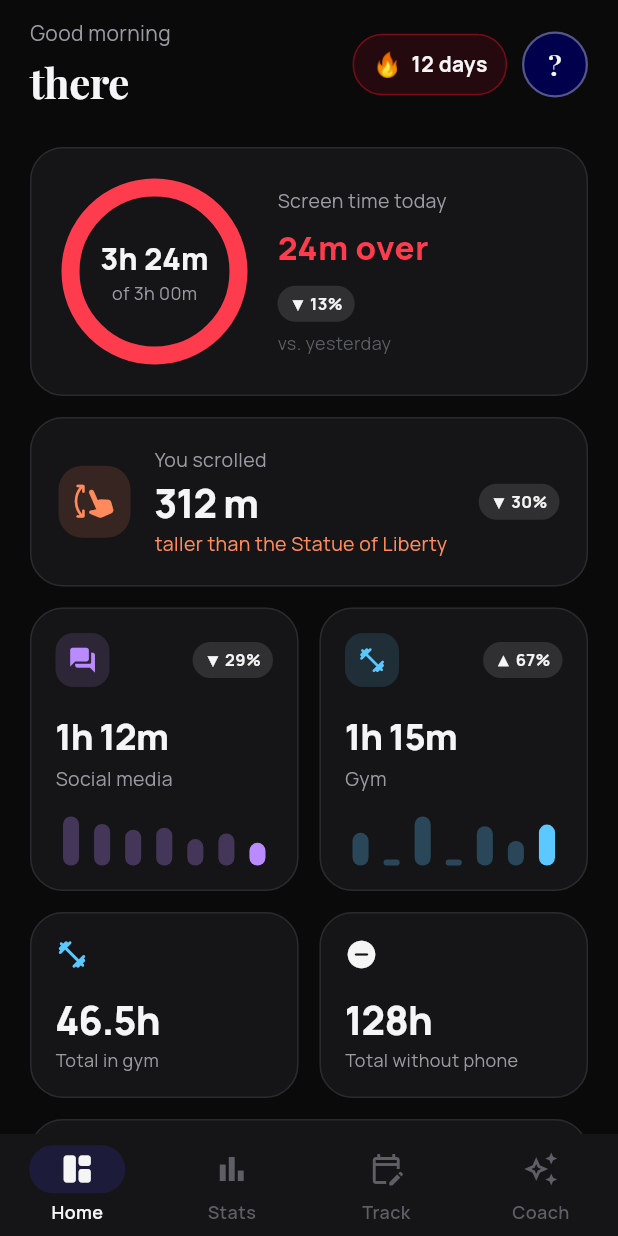
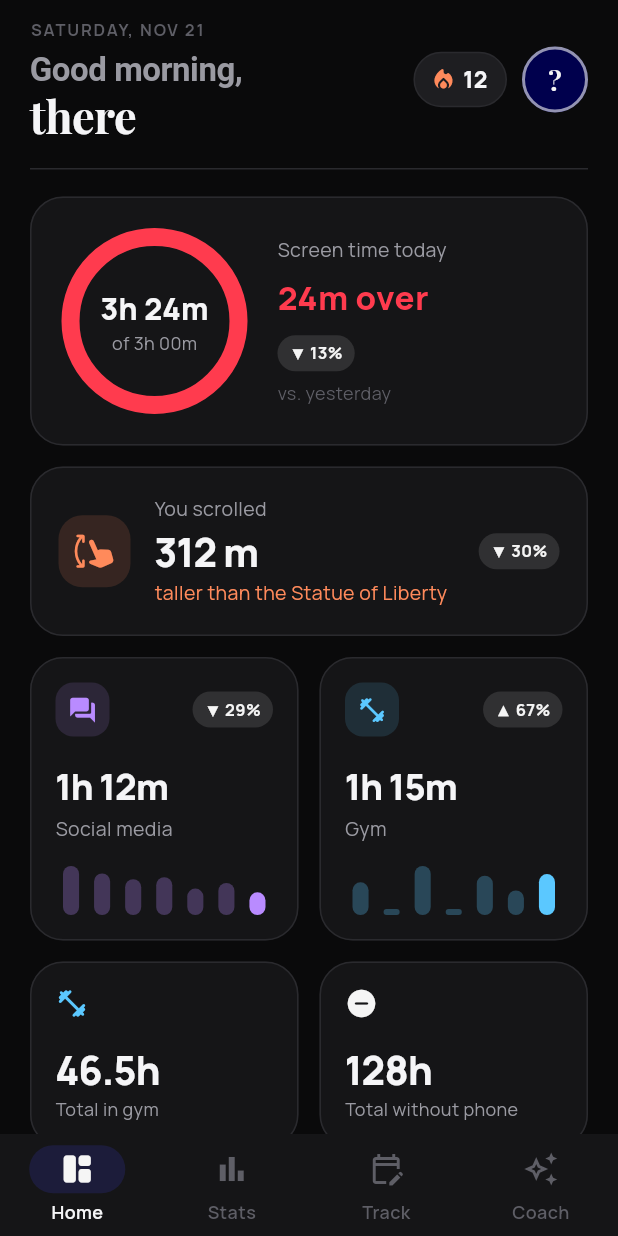
Before and after one commit to Mnaffeti/Athar-AI, a Flutter app: the MainShell screen opened directly with empty values, on a phone screen of 412 x 824 dp. Run offline on Flutter 3.47's test engine with Material 3 defaults, Android fonts, the phone set to English and light mode, and no system bars; our stand-ins replace flutter_local_notifications, shared_preferences, timezone; accounts and stored records are empty.

Commit message:
Redesign home header with date and two-line greeting
Co-Authored-By: Claude Opus 5.5 <noreply@anthropic.com>

```diff
--- a/lib/screens/home/home_screen.dart
+++ b/lib/screens/home/home_screen.dart
@@ -30,7 +30,9 @@ class HomeScreen extends StatelessWidget {
         padding: const EdgeInsets.fromLTRB(20, 12, 20, 32),
         children: [
           _Header(profile: profile, onOpenProfile: onOpenProfile),
-          const SizedBox(height: 24),
+          const SizedBox(height: 18),
+          const Divider(height: 1, color: AppColors.border),
+          const SizedBox(height: 18),
           _ScreenTimeHero(tracking: tracking),
           const SizedBox(height: 14),
           _ScrollCard(tracking: tracking),
@@ -69,30 +71,62 @@ class _Header extends StatelessWidget {
   final OnboardingAnswers profile;
   final VoidCallback onOpenProfile;
 
+  static const _days = [
+    'Monday', 'Tuesday', 'Wednesday', 'Thursday', 'Friday', 'Saturday', //
+    'Sunday',
+  ];
+  static const _months = [
+    'Jan', 'Feb', 'Mar', 'Apr', 'May', 'Jun', //
+    'Jul', 'Aug', 'Sep', 'Oct', 'Nov', 'Dec',
+  ];
+
   @override
   Widget build(BuildContext context) {
-    final hour = DateTime.now().hour;
-    final greeting = hour < 12
+    final now = DateTime.now();
+    final greeting = now.hour < 12
         ? 'Good morning'
-        : hour < 18
+        : now.hour < 18
         ? 'Good afternoon'
         : 'Good evening';
+    final date =
+        '${_days[now.weekday - 1]}, ${_months[now.month - 1]} ${now.day}';
     return Row(
+      crossAxisAlignment: CrossAxisAlignment.center,
       children: [
         Expanded(
           child: Column(
             crossAxisAlignment: CrossAxisAlignment.start,
             children: [
               Text(
-                greeting,
-                style: const TextStyle(color: AppColors.textSecondary),
+                date.toUpperCase(),
+                style: const TextStyle(
+                  color: AppColors.textMuted,
+                  fontSize: 11,
+                  fontWeight: FontWeight.w700,
+                  letterSpacing: 1.2,
                 ),
-              const SizedBox(height: 2),
-              Text(
-                profile.name ?? 'there',
+              ),
+              const SizedBox(height: 6),
+              Text.rich(
+                TextSpan(
+                  children: [
+                    TextSpan(
+                      text: '$greeting,\n',
+                      style: const TextStyle(
+                        color: AppColors.textSecondary,
+                        fontSize: 22,
+                        fontWeight: FontWeight.w600,
+                      ),
+                    ),
+                    TextSpan(text: profile.name ?? 'there'),
+                  ],
+                ),
+                maxLines: 2,
+                overflow: TextOverflow.ellipsis,
                 style: const TextStyle(
                   fontFamily: AppFonts.display,
-                  fontSize: 28,
+                  fontSize: 30,
+                  height: 1.15,
                   fontWeight: FontWeight.w700,
                   letterSpacing: -0.3,
                 ),
@@ -100,24 +134,31 @@ class _Header extends StatelessWidget {
             ],
           ),
         ),
-        Container(
-          padding: const EdgeInsets.symmetric(horizontal: 12, vertical: 8),
+        const SizedBox(width: 12),
+        Semantics(
+          label: '${MockData.streakDays} day streak',
+          excludeSemantics: true,
+          child: Container(
+            padding: const EdgeInsets.fromLTRB(10, 7, 12, 7),
             decoration: BoxDecoration(
-            color: AppColors.brandRed.withValues(alpha: 0.12),
+              color: AppColors.surfaceHigh,
               borderRadius: BorderRadius.circular(20),
-            border: Border.all(
-              color: AppColors.brandRed.withValues(alpha: 0.45),
-            ),
+              border: Border.all(color: AppColors.border),
             ),
             child: const Row(
               children: [
-              Text('🔥', style: TextStyle(fontSize: 16)),
-              SizedBox(width: 6),
+                Icon(
+                  Icons.local_fire_department_rounded,
+                  size: 18,
+                  color: AppColors.scroll,
+                ),
+                SizedBox(width: 4),
                 Text(
-                '${MockData.streakDays} days',
-                style: TextStyle(fontWeight: FontWeight.w700),
+                  '${MockData.streakDays}',
+                  style: TextStyle(fontWeight: FontWeight.w800, fontSize: 15),
                 ),
               ],
+            ),
           ),
         ),
         const SizedBox(width: 10),
--- a/lib/widgets/profile_avatar.dart
+++ b/lib/widgets/profile_avatar.dart
@@ -31,8 +31,8 @@ class ProfileAvatar extends StatelessWidget {
             color: AppColors.brandNavy,
             shape: BoxShape.circle,
             border: Border.all(
-              color: AppColors.brandLight.withValues(alpha: 0.35),
-              width: 1.5,
+              color: AppColors.brandLight.withValues(alpha: 0.6),
+              width: 2,
             ),
           ),
           child: Text(
```
Lines whose indentation alone changed are shown as unchanged.
